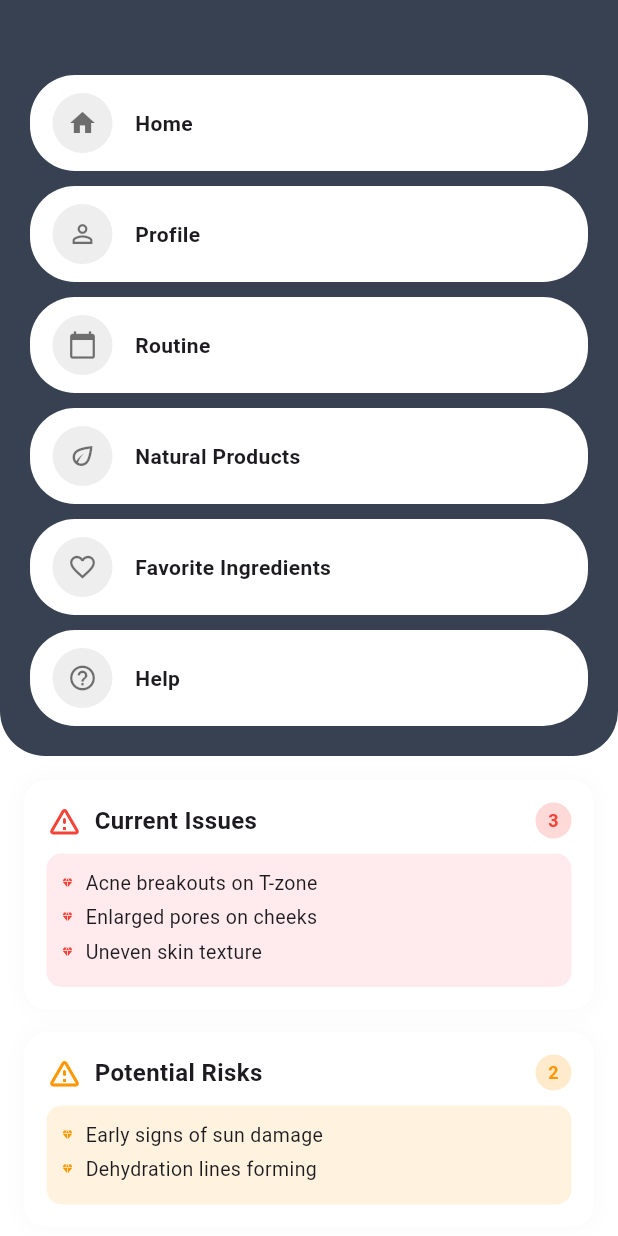
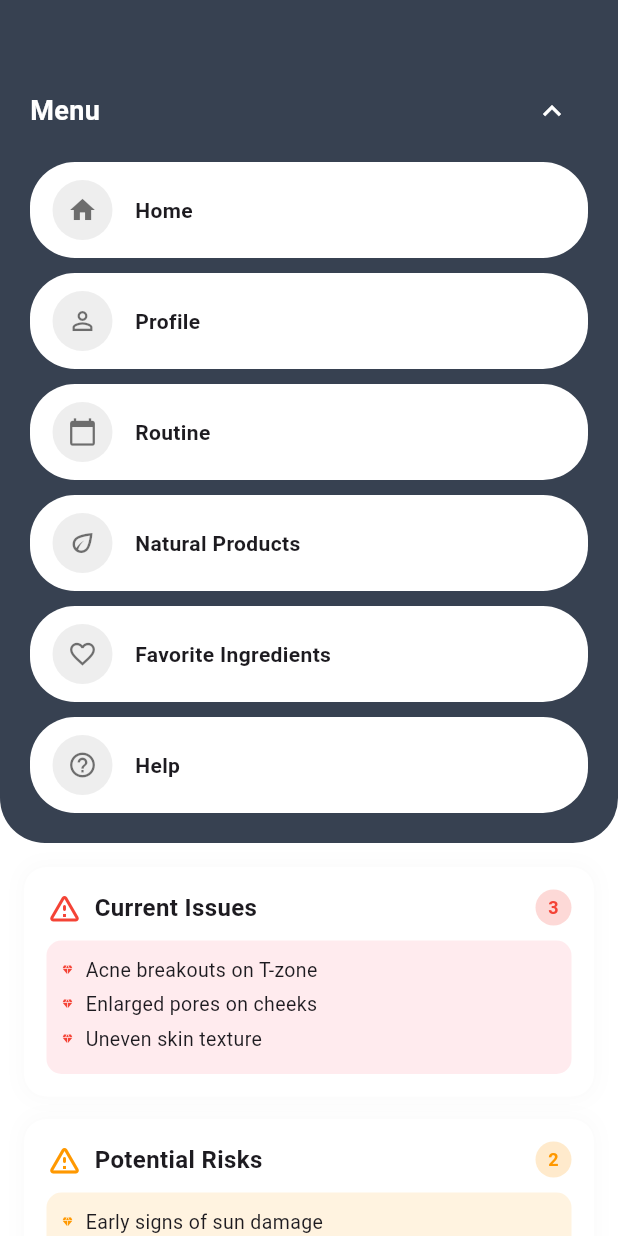
Before and after one commit to egeKsl/skin_type_app, a Flutter app: the screen it shows after launch, on a phone screen of 412 x 824 dp. Run offline on Flutter 3.47's test engine with Material 3 defaults, Android fonts, the light colour scheme and no system bars.

```diff
--- a/lib/features/auth/views/screens/home_screen.dart
+++ b/lib/features/home/views/screens/home_screen.dart
@@ -5,8 +5,15 @@ import '../widgets/product_card.dart';
 import '../widgets/info_section_card.dart';
 import '../widgets/menu_item_row.dart';
 
-class HomeScreen extends StatelessWidget {
+class HomeScreen extends StatefulWidget {
   const HomeScreen({super.key});
+
+  @override
+  State<HomeScreen> createState() => _HomeScreenState();
+}
+
+class _HomeScreenState extends State<HomeScreen> with SingleTickerProviderStateMixin {
+  bool _isTopMenuExpanded = true;
 
   @override
   Widget build(BuildContext context) {
@@ -15,9 +22,19 @@ class HomeScreen extends StatelessWidget {
       body: SingleChildScrollView(
         child: Column(
           children: [
-            // 1. ÜST MENÜ ALANI
-            Container(
-              padding: const EdgeInsets.only(top: 50, bottom: 20, left: 20, right: 20),
+            // 1. ÜST MENÜ ALANI (içeri girip çıkabilen alan)
+            ClipRect(
+              child: AnimatedSize(
+                duration: const Duration(milliseconds: 300),
+                curve: Curves.easeInOut,
+                child: _isTopMenuExpanded
+                    ? Container(
+                        padding: const EdgeInsets.only(
+                          top: 50,
+                          bottom: 20,
+                          left: 20,
+                          right: 20,
+                        ),
                         decoration: const BoxDecoration(
                           color: AppColors.darkMenu,
                           borderRadius: BorderRadius.only(
@@ -26,19 +43,75 @@ class HomeScreen extends StatelessWidget {
                           ),
                         ),
                         child: Column(
-                children: const [
-                  MenuItemRow(icon: Icons.home, text: "Home"),
-                  SizedBox(height: 10),
-                  MenuItemRow(icon: Icons.person_outline, text: "Profile"),
-                  SizedBox(height: 10),
-                  MenuItemRow(icon: Icons.calendar_today, text: "Routine"),
-                  SizedBox(height: 10),
-                  MenuItemRow(icon: Icons.eco_outlined, text: "Natural Products"),
-                  SizedBox(height: 10),
-                  MenuItemRow(icon: Icons.favorite_border, text: "Favorite Ingredients"),
-                  SizedBox(height: 10),
-                  MenuItemRow(icon: Icons.help_outline, text: "Help"),
+                          crossAxisAlignment: CrossAxisAlignment.start,
+                          children: [
+                            Row(
+                              mainAxisAlignment: MainAxisAlignment.spaceBetween,
+                              children: [
+                                const Text(
+                                  'Menu',
+                                  style: TextStyle(
+                                    color: Colors.white,
+                                    fontSize: 18,
+                                    fontWeight: FontWeight.bold,
+                                  ),
+                                ),
+                                IconButton(
+                                  onPressed: () {
+                                    setState(() {
+                                      _isTopMenuExpanded = false;
+                                    });
+                                  },
+                                  icon: const Icon(
+                                    Icons.keyboard_arrow_up,
+                                    color: Colors.white,
+                                  ),
+                                ),
                               ],
+                            ),
+                            const SizedBox(height: 10),
+                            const MenuItemRow(icon: Icons.home, text: "Home"),
+                            const SizedBox(height: 10),
+                            const MenuItemRow(icon: Icons.person_outline, text: "Profile"),
+                            const SizedBox(height: 10),
+                            const MenuItemRow(icon: Icons.calendar_today, text: "Routine"),
+                            const SizedBox(height: 10),
+                            const MenuItemRow(icon: Icons.eco_outlined, text: "Natural Products"),
+                            const SizedBox(height: 10),
+                            const MenuItemRow(icon: Icons.favorite_border, text: "Favorite Ingredients"),
+                            const SizedBox(height: 10),
+                            const MenuItemRow(icon: Icons.help_outline, text: "Help"),
+                          ],
+                        ),
+                      )
+                    : Align(
+                        alignment: Alignment.topCenter,
+                        child: Padding(
+                          padding: const EdgeInsets.only(top: 40, left: 16, right: 16, bottom: 8),
+                          child: Row(
+                            mainAxisAlignment: MainAxisAlignment.end,
+                            children: [
+                              Container(
+                                decoration: BoxDecoration(
+                                  color: AppColors.darkMenu,
+                                  borderRadius: BorderRadius.circular(20),
+                                ),
+                                child: IconButton(
+                                  onPressed: () {
+                                    setState(() {
+                                      _isTopMenuExpanded = true;
+                                    });
+                                  },
+                                  icon: const Icon(
+                                    Icons.keyboard_arrow_down,
+                                    color: Colors.white,
+                                  ),
+                                ),
+                              ),
+                            ],
+                          ),
+                        ),
+                      ),
               ),
             ),
 
--- a/lib/main.dart
+++ b/lib/main.dart
@@ -1,5 +1,5 @@
 import 'package:flutter/material.dart';
-import 'features/auth/views/screens/home_screen.dart';
+import 'features/home/views/screens/home_screen.dart';
 import 'constants/app_colors.dart';
 
 void main() {
```
Also changed, not shown: lib/features/auth/views/screens/weekly_evaluation.dart (added, +95 -0 lines), lib/features/auth/views/widgets/improvement_trends_chart.dart (added, +61 -0 lines), lib/features/home/views/widgets/info_section_card.dart (renamed from lib/features/auth/views/widgets/info_section_card.dart), lib/features/home/views/widgets/menu_item_row.dart (renamed from lib/features/auth/views/widgets/menu_item_row.dart), lib/features/home/views/widgets/product_card.dart (renamed from lib/features/auth/views/widgets/product_card.dart). Lines whose indentation alone changed are shown as unchanged.
